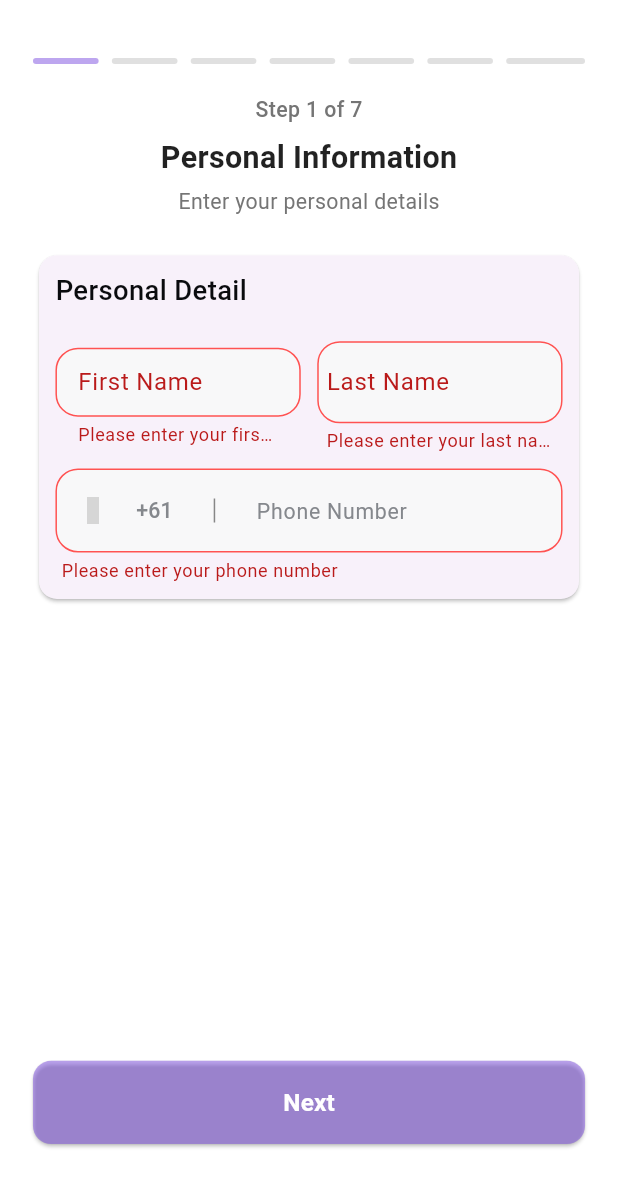
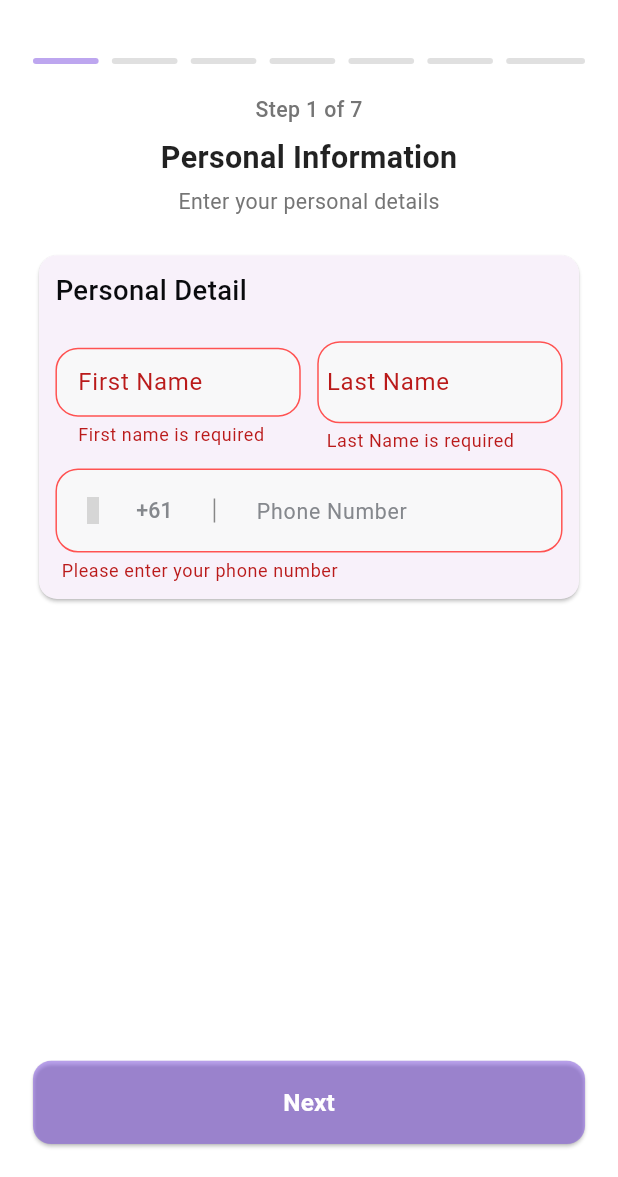
Before and after one commit to waleed-tafsol/untitled_sample_app, a Flutter app: the RegistrationStepperScreen screen opened by its route, after a tap on "Next", on a phone screen of 412 x 824 dp, the part 59-1236 px from its top. Run offline on Flutter 3.47's test engine with Material 3 defaults, Android fonts, the phone set to English and light mode, and no system bars; drawn by our look-alikes of country_code_picker; our stand-ins replace firebase_core, firebase_storage, flutter_easyloading, flutter_screenutil, flutter_staggered_animations, iconsax and 3 more; accounts and stored records are empty; Roboto replaces fonts that are missing (CircularStd); grey boxes are pictures that could not be loaded.

Commit message:
updated 11 sep

```diff
--- /dev/null
+++ b/lib/utils/validators.dart
@@ -0,0 +1,12 @@
+import 'enums.dart';
+
+String? validateFirstName(String? value){
+  if (value == null || value.isEmpty) {
+    return 'First name is required';
+  }
+  RegExp regex = RegExp(RegExpPattern.name.pattern);
+  if(regex.hasMatch(value)){
+    return RegExpPattern.name.errorMessage;
+  }
+  return null;
+}
--- /dev/null
+++ b/lib/view_models/universal_view_model.dart
@@ -0,0 +1,5 @@
+import 'package:flutter/cupertino.dart';
+
+class UniversalViewModel extends ChangeNotifier {
+
+}
--- a/lib/views/driver_personal_info_screen.dart
+++ b/lib/views/driver_personal_info_screen.dart
@@ -7,6 +7,8 @@ import 'package:provider/provider.dart';
 import 'package:untitled_sample_app/view_models/auth_view_model.dart';
 import '../utils/custom_colors.dart';
 import '../utils/custom_font_style.dart';
+import '../utils/enums.dart';
+import '../utils/validators.dart';
 import '../view_models/driver_registration_view_model.dart';
 import '../widgets/user_form_fields_widget.dart';
 
@@ -43,12 +45,7 @@ class _DriverPersonalInfoScreenState extends State<DriverPersonalInfoScreen> {
                               child: TextFormField(
                                 controller: driverRegistrationViewModel
                                     .getFirstNameController,
-                                validator: (value) {
-                                  if (value == null || value.isEmpty) {
-                                    return 'Please enter your first name';
-                                  }
-                                  return null;
-                                },
+                                validator: validateFirstName,
                                 decoration: InputDecoration(
                                   labelText: 'First Name',
                                   hintText: 'John',
@@ -66,7 +63,7 @@ class _DriverPersonalInfoScreenState extends State<DriverPersonalInfoScreen> {
                                     .getLastNameController,
                                 validator: (value) {
                                   if (value == null || value.isEmpty) {
-                                    return 'Please enter your last name';
+                                    return 'Last Name is required';
                                   }
                                   return null;
                                 },
```
Also changed, not shown: lib/app_init.dart (added, +81 -0 lines), lib/main.dart (+14 -72 lines), lib/utils/enums.dart (+13 -0 lines), firebase.json (added), lib/firebase_options.dart (added), lib/models/user_model.dart (line endings or trailing spaces), lib/utils/app_validators.dart (deleted), lib/utils/screen_sizes.dart (added), 6 other files.
